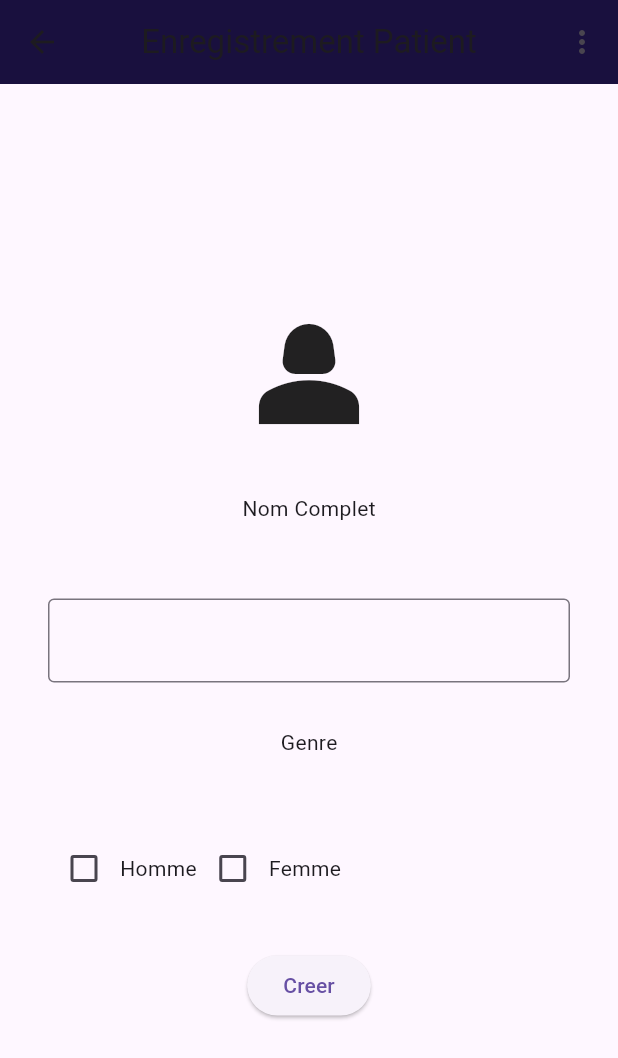
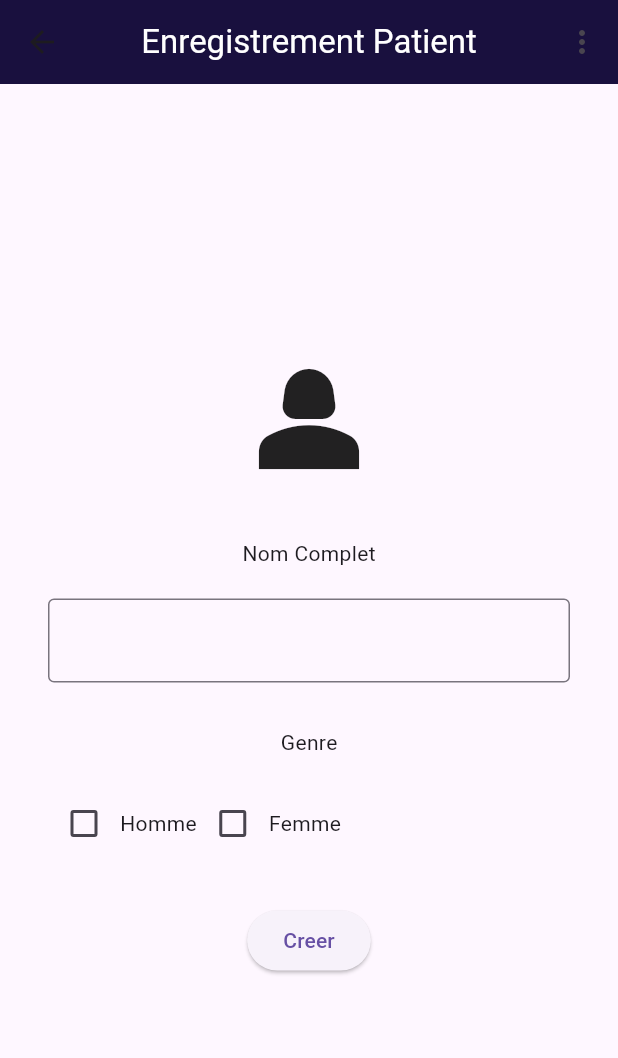
Before and after one commit to Sodja1234/visitor_app, a Flutter app: the FormulairePatientPage screen opened directly, on a phone screen of 412 x 824 dp. Shown: the top 1058 px of the screen. Run offline on Flutter 3.47's test engine with Material 3 defaults, Android fonts, the phone set to English and light mode, and no system bars; statements that could not run were skipped.

Commit message:
Update FormulairePatientPage.dart

```diff
--- a/lib/pages/FormulairePatientPage.dart
+++ b/lib/pages/FormulairePatientPage.dart
@@ -18,7 +18,7 @@ class FormulairePatientState extends State<FormulairePatientPage>{
   Widget build(BuildContext context) {
     return Scaffold(
         appBar: AppBar(
-        title: Text("Enregistrement Patient"),
+          title: Text("Enregistrement Patient", style: TextStyle(color: Colors.white),),
           centerTitle: true,
           backgroundColor : Color(0xFF19103E),
           actions: [
@@ -40,7 +40,7 @@ class FormulairePatientState extends State<FormulairePatientPage>{
               SizedBox(height: 30,),
               Text("Nom Complet",),
 
-            SizedBox(height: 50,),
+              SizedBox(height: 20,),
               TextField(
                   controller: nomCtrl,
                   decoration: InputDecoration(
@@ -51,7 +51,7 @@ class FormulairePatientState extends State<FormulairePatientPage>{
               SizedBox(height: 30,),
               Text("Genre",),
 
-            SizedBox(height: 50,),
+              SizedBox(height: 20,),
               GenreSelection(
                 isHomme: isHommeState,
                 isFemme: isFemmeState,
```
Lines whose indentation alone changed are shown as unchanged.
